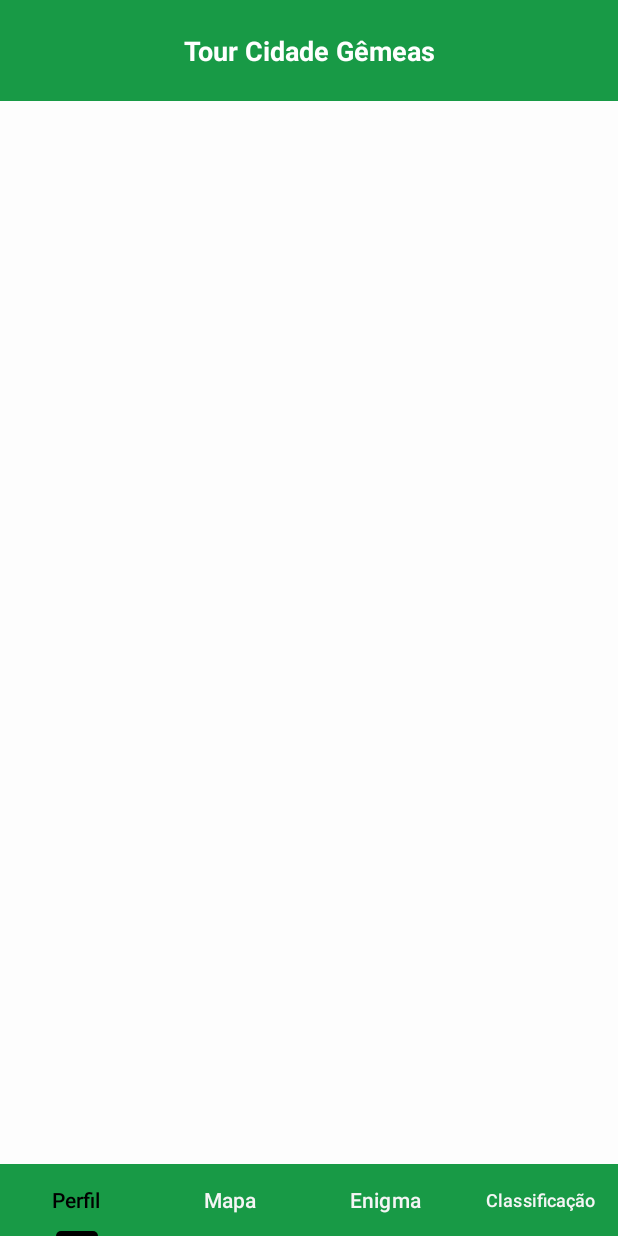
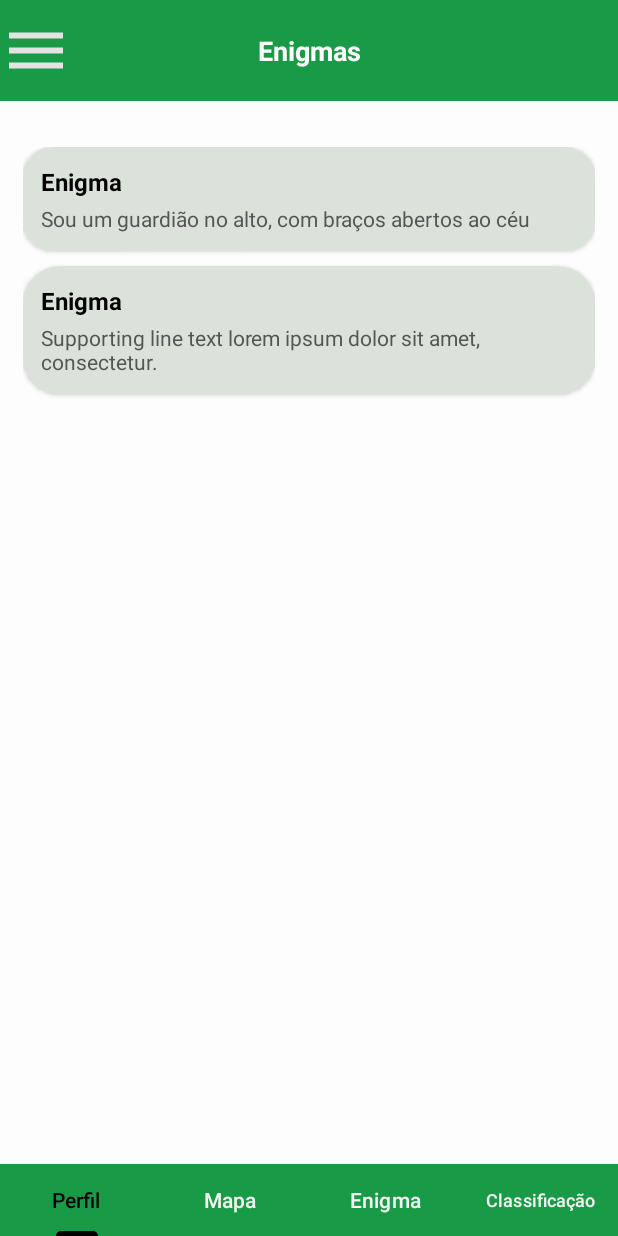
Before and after one commit to mjmdl/tour-cidades-gemeas, an Android app: the screen it shows after launch (TelaPrincipalActivity before the commit, EnigmaActivity after it), on a phone screen of 412 x 824 dp. Run offline under Robolectric (Android 15) with nearby library versions, the phone set to English and light mode, and no system bars.

Commit message:
add tela enigma

```diff
--- a/tourApp/tour-cidades-gemeas/app/src/main/AndroidManifest.xml
+++ b/tourApp/tour-cidades-gemeas/app/src/main/AndroidManifest.xml
@@ -1,6 +1,6 @@
 <?xml version="1.0" encoding="utf-8"?>
 <manifest xmlns:android="http://schemas.android.com/apk/res/android"
-    xmlns:tools="http://schemas.android.com/tools" >
+    xmlns:tools="http://schemas.android.com/tools">
 
     <application
         android:allowBackup="true"
@@ -11,9 +11,12 @@
         android:roundIcon="@mipmap/ic_launcher_round"
         android:supportsRtl="true"
         android:theme="@style/Theme.TourGemeas"
-        tools:targetApi="31" >
+        tools:targetApi="31">
 
-        <!--
+        <!--  <activity
+              android:name=".EnigmaActivity"
+              android:exported="false" />
+
            <activity
               android:name=".CuidadoActivity"
               android:exported="false" />
@@ -34,8 +37,8 @@
               android:exported="false" />
           -->
         <activity
-            android:name=".TelaPrincipalActivity"
-            android:exported="true" >
+            android:name=".EnigmaActivity"
+            android:exported="true">
             <intent-filter>
                 <action android:name="android.intent.action.MAIN" />
 
--- /dev/null
+++ b/tourApp/tour-cidades-gemeas/app/src/main/java/com/example/tourgemeas/EnigmaActivity.kt
@@ -0,0 +1,45 @@
+package com.example.tourgemeas
+
+import android.os.Bundle
+import androidx.activity.enableEdgeToEdge
+import androidx.appcompat.app.AppCompatActivity
+import androidx.core.view.ViewCompat
+import androidx.core.view.WindowInsetsCompat
+import com.google.android.material.tabs.TabLayout
+
+class EnigmaActivity : AppCompatActivity() {
+    override fun onCreate(savedInstanceState: Bundle?) {
+        super.onCreate(savedInstanceState)
+        enableEdgeToEdge()
+        setContentView(R.layout.activity_enigma)
+
+        ViewCompat.setOnApplyWindowInsetsListener(findViewById(R.id.main)) { v, insets ->
+            val systemBars = insets.getInsets(WindowInsetsCompat.Type.systemBars())
+            v.setPadding(systemBars.left, systemBars.top, systemBars.right, systemBars.bottom)
+            insets
+        }
+
+
+        val tabLayout = findViewById<TabLayout>(R.id.tabLayout)
+
+
+        tabLayout.addTab(tabLayout.newTab().setText("Perfil"))
+        tabLayout.addTab(tabLayout.newTab().setText("Mapa"))
+        tabLayout.addTab(tabLayout.newTab().setText("Enigma"))
+        tabLayout.addTab(tabLayout.newTab().setText("Classificação"))
+
+
+        tabLayout.addOnTabSelectedListener(object : TabLayout.OnTabSelectedListener {
+            override fun onTabSelected(tab: TabLayout.Tab) {
+                // abas navegacao
+                when (tab.position) {//*inicia navegacao */ }
+                    0 -> { }
+
+                }
+            }
+
+            override fun onTabUnselected(tab: TabLayout.Tab) {}
+            override fun onTabReselected(tab: TabLayout.Tab) {}
+        })
+    }
+}
--- /dev/null
+++ b/tourApp/tour-cidades-gemeas/app/src/main/res/drawable/menu_24dp_e3e3e3_fill0_wght400_grad0_opsz24.xml
@@ -0,0 +1,9 @@
+<vector xmlns:android="http://schemas.android.com/apk/res/android"
+    android:width="24dp"
+    android:height="24dp"
+    android:viewportWidth="960"
+    android:viewportHeight="960">
+  <path
+      android:pathData="M120,720v-80h720v80L120,720ZM120,520v-80h720v80L120,520ZM120,320v-80h720v80L120,320Z"
+      android:fillColor="#e3e3e3"/>
+</vector>
--- /dev/null
+++ b/tourApp/tour-cidades-gemeas/app/src/main/res/layout/activity_enigma.xml
@@ -0,0 +1,138 @@
+<?xml version="1.0" encoding="utf-8"?>
+<LinearLayout
+    xmlns:tools="http://schemas.android.com/tools"
+    xmlns:android="http://schemas.android.com/apk/res/android"
+    xmlns:app="http://schemas.android.com/apk/res-auto"
+    android:id="@+id/main"
+    android:orientation="vertical"
+    android:background="#FDFDFD"
+    android:layout_width="match_parent"
+    android:layout_height="match_parent">
+
+    <FrameLayout
+        android:layout_width="match_parent"
+        android:layout_height="67dp">
+
+        <View
+            android:layout_width="match_parent"
+            android:layout_height="match_parent"
+            android:background="#189A46" />
+
+        <TextView
+            android:layout_width="match_parent"
+            android:layout_height="match_parent"
+            android:text="Enigmas"
+            android:gravity="center"
+            android:textColor="#FFFFFF"
+            android:textSize="18sp"
+            android:textStyle="bold" />
+
+        <ImageView
+            android:id="@+id/imageView3"
+            android:layout_width="48dp"
+            android:layout_height="match_parent"
+            app:srcCompat="@drawable/menu_24dp_e3e3e3_fill0_wght400_grad0_opsz24" />
+    </FrameLayout>
+
+    <ScrollView
+        android:layout_width="match_parent"
+        android:layout_height="0dp"
+        android:layout_weight="1"
+        android:layout_marginTop="15dp"
+        android:fillViewport="true">
+
+        <LinearLayout
+            android:layout_width="match_parent"
+            android:layout_height="wrap_content"
+            android:orientation="vertical"
+            android:padding="15dp">
+
+            <!-- Primeiro Card -->
+            <androidx.cardview.widget.CardView
+                android:layout_width="match_parent"
+                android:layout_height="wrap_content"
+                android:layout_marginBottom="10dp"
+                app:cardCornerRadius="20dp"
+                app:cardElevation="2dp"
+                android:background="#FAF1FF">
+
+
+                <LinearLayout
+                    android:id="@+id/enigma1"
+                    android:layout_width="match_parent"
+                    android:layout_height="wrap_content"
+                    android:background="#DAE2DA"
+                    android:orientation="vertical"
+                    android:padding="12dp"
+                    android:clickable="true"
+                    android:focusable="true">
+
+
+                <TextView
+                        android:layout_width="wrap_content"
+                        android:layout_height="wrap_content"
+                        android:text="Enigma"
+                        android:textColor="#000000"
+                        android:textSize="16sp"
+                        android:textStyle="bold" />
+
+                    <TextView
+                        android:layout_width="wrap_content"
+                        android:layout_height="wrap_content"
+                        android:layout_marginTop="4dp"
+                        android:text="Sou um guardião no alto, com braços abertos ao céu"
+                        android:textColor="#555555"
+                        android:textSize="14sp" />
+                </LinearLayout>
+            </androidx.cardview.widget.CardView>
+
+
+            <androidx.cardview.widget.CardView
+                android:layout_width="match_parent"
+                android:layout_height="wrap_content"
+                android:layout_marginBottom="8dp"
+                app:cardCornerRadius="25dp"
+                app:cardElevation="2dp"
+                android:background="#FAF1FF">
+
+                <LinearLayout
+                    android:layout_width="wrap_content"
+                    android:layout_height="match_parent"
+                    android:background="#DAE2DA"
+                    android:orientation="vertical"
+                    android:padding="12dp">
+
+                    <TextView
+                        android:layout_width="wrap_content"
+                        android:layout_height="wrap_content"
+                        android:text="Enigma"
+                        android:textColor="#000000"
+                        android:textColorLink="#541919"
+                        android:textSize="16sp"
+                        android:textStyle="bold" />
+
+                    <TextView
+                        android:id="@+id/enigma2"
+                        android:layout_width="wrap_content"
+                        android:layout_height="wrap_content"
+                        android:layout_marginTop="4dp"
+                        android:text="Supporting line text lorem ipsum dolor sit amet, consectetur."
+                        android:textColor="#555555"
+                        android:textSize="14sp" />
+                </LinearLayout>
+            </androidx.cardview.widget.CardView>
+
+        </LinearLayout>
+    </ScrollView>
+
+    <com.google.android.material.tabs.TabLayout
+        android:id="@+id/tabLayout"
+        android:layout_width="match_parent"
+        android:layout_height="wrap_content"
+        android:background="#189A46"
+        app:tabGravity="fill"
+        app:tabIndicatorColor="@color/black"
+        app:tabSelectedTextColor="@color/black"
+        app:tabTextColor="@color/blue" />
+
+</LinearLayout>
--- a/tourApp/tour-cidades-gemeas/app/src/main/res/layout/activity_tela_principal.xml
+++ b/tourApp/tour-cidades-gemeas/app/src/main/res/layout/activity_tela_principal.xml
@@ -29,6 +29,12 @@
             android:textColor="#FFFFFF"
             android:textSize="18sp"
             android:textStyle="bold" />
+
+        <ImageView
+            android:id="@+id/imageView3"
+            android:layout_width="48dp"
+            android:layout_height="match_parent"
+            app:srcCompat="@drawable/menu_24dp_e3e3e3_fill0_wght400_grad0_opsz24" />
     </FrameLayout>
 
 
```
Lines whose indentation alone changed are shown as unchanged.
